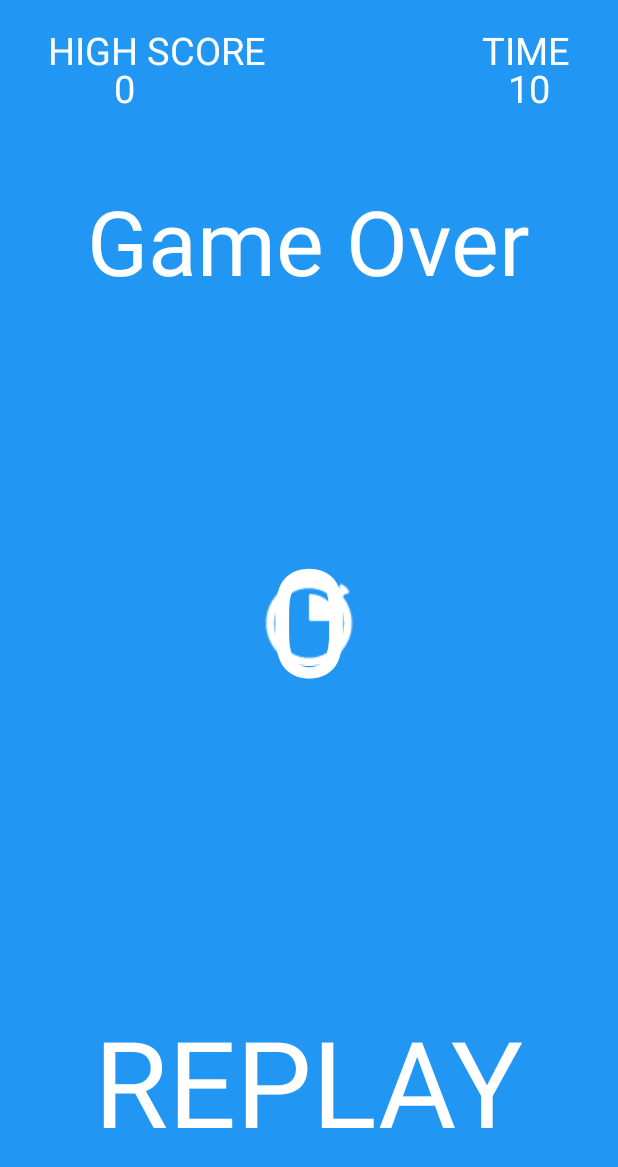
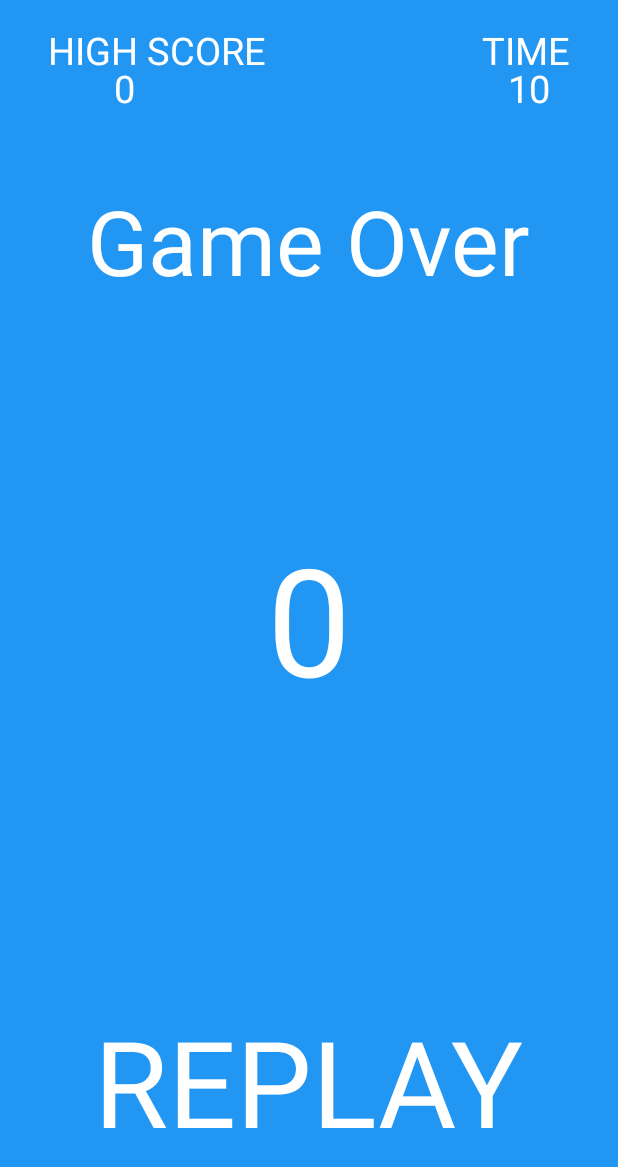
Before and after one commit to marcu87/Lesson2, an Android app: the layout activity_main.xml on its own in the app's theme, with its tools: preview values and no code run, on a phone screen of 412 x 824 dp. Shown: the top 1167 px of the screen. Run offline under Robolectric (Android 15) with nearby library versions, the light colour scheme and no system bars.

Commit message:
little fix in layout

```diff
--- a/app/src/main/res/layout/activity_main.xml
+++ b/app/src/main/res/layout/activity_main.xml
@@ -100,10 +100,10 @@
         android:layout_height="wrap_content"
         android:layout_width="wrap_content"
         android:src="@drawable/stopwatch"
-        android:visibility="visible"
+        android:visibility="invisible"
         android:layout_centerHorizontal="true"
-        android:layout_centerVertical="true"
-        android:layout_paddingTop="50dp"
+        android:layout_alignParentBottom="true"
+        android:layout_marginBottom="80dp"
         />
 
 </RelativeLayout>
```
